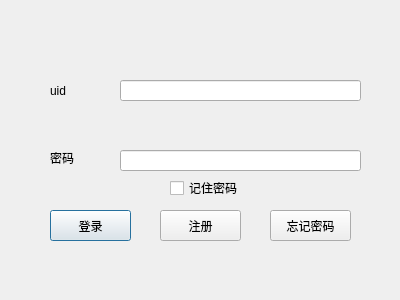
Old version of the form Clinet/yuanLiTalk/dialog.ui in the repository StarGazerUmaLuvBai/YuanLiTalk-Clinet.
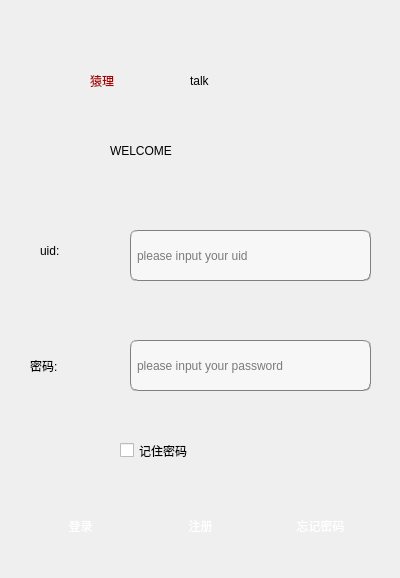
New version of the form. Icons and pictures are not drawn.

Diff of the .ui file:
```diff
--- a/Clinet/yuanLiTalk/dialog.ui
+++ b/Clinet/yuanLiTalk/dialog.ui
@@ -7,21 +7,35 @@
     <x>0</x>
     <y>0</y>
     <width>400</width>
-    <height>300</height>
+    <height>578</height>
    </rect>
   </property>
   <property name="windowTitle">
    <string>Dialog</string>
   </property>
+  <property name="styleSheet">
+   <string notr="true">#Dialog{
+border-image: url(:/img/13.jpg);}</string>
+  </property>
   <widget class="QPushButton" name="pushButton">
    <property name="geometry">
     <rect>
-     <x>50</x>
-     <y>210</y>
-     <width>81</width>
+     <x>30</x>
+     <y>510</y>
+     <width>101</width>
      <height>31</height>
     </rect>
    </property>
+   <property name="styleSheet">
+    <string notr="true">background-color: qlineargradient(spread:pad, x1:0.52, y1:1, x2:0.54, y2:0, 
+stop:0.0112994 rgba(64, 145, 252, 255), 
+stop:1 rgba(255, 255, 255, 255));
+color: rgb(255, 255, 255);
+ 
+border:0px groove gray;border-radius:
+7px;padding:2px 4px;
+font: 14pt &quot;华文楷体&quot;;</string>
+   </property>
    <property name="text">
     <string>登录</string>
    </property>
@@ -29,12 +43,22 @@
   <widget class="QPushButton" name="pushButton_2">
    <property name="geometry">
     <rect>
-     <x>160</x>
-     <y>210</y>
-     <width>81</width>
+     <x>150</x>
+     <y>510</y>
+     <width>101</width>
      <height>31</height>
     </rect>
    </property>
+   <property name="styleSheet">
+    <string notr="true">background-color: qlineargradient(spread:pad, x1:0.52, y1:1, x2:0.54, y2:0, 
+stop:0.0112994 rgba(64, 145, 252, 255), 
+stop:1 rgba(255, 255, 255, 255));
+color: rgb(255, 255, 255);
+ 
+border:0px groove gray;border-radius:
+7px;padding:2px 4px;
+font: 14pt &quot;华文楷体&quot;;</string>
+   </property>
    <property name="text">
     <string>注册</string>
    </property>
@@ -42,61 +66,91 @@
   <widget class="QLabel" name="label">
    <property name="geometry">
     <rect>
-     <x>50</x>
-     <y>80</y>
-     <width>61</width>
-     <height>21</height>
+     <x>40</x>
+     <y>230</y>
+     <width>91</width>
+     <height>41</height>
     </rect>
    </property>
+   <property name="styleSheet">
+    <string notr="true">font: 22pt &quot;华文隶书&quot;;
+</string>
+   </property>
    <property name="text">
-    <string>uid</string>
+    <string>uid:</string>
    </property>
   </widget>
   <widget class="QLineEdit" name="lineEdit">
    <property name="geometry">
     <rect>
-     <x>120</x>
-     <y>80</y>
+     <x>130</x>
+     <y>230</y>
      <width>241</width>
-     <height>21</height>
+     <height>51</height>
     </rect>
    </property>
+   <property name="styleSheet">
+    <string notr="true">background-color: rgb(247, 247, 247);
+border:1px groove gray;border-radius:
+7px;padding:2px 4px;
+font: 10pt &quot;Candara&quot;;</string>
+   </property>
+   <property name="placeholderText">
+    <string>please input your uid</string>
+   </property>
   </widget>
   <widget class="QLabel" name="label_2">
    <property name="geometry">
     <rect>
-     <x>50</x>
-     <y>150</y>
-     <width>31</width>
-     <height>16</height>
+     <x>30</x>
+     <y>340</y>
+     <width>91</width>
+     <height>51</height>
     </rect>
    </property>
+   <property name="styleSheet">
+    <string notr="true">font: 22pt &quot;华文隶书&quot;;
+</string>
+   </property>
    <property name="text">
-    <string>密码</string>
+    <string>密码:</string>
    </property>
   </widget>
   <widget class="QLineEdit" name="lineEdit_2">
    <property name="geometry">
     <rect>
-     <x>120</x>
-     <y>150</y>
+     <x>130</x>
+     <y>340</y>
      <width>241</width>
-     <height>21</height>
+     <height>51</height>
     </rect>
    </property>
+   <property name="styleSheet">
+    <string notr="true">background-color: rgb(247, 247, 247);
+border:1px groove gray;border-radius:
+7px;padding:2px 4px;
+font: 10pt &quot;Candara&quot;;</string>
+   </property>
    <property name="echoMode">
     <enum>QLineEdit::Password</enum>
    </property>
+   <property name="placeholderText">
+    <string>please input your password</string>
+   </property>
   </widget>
   <widget class="QCheckBox" name="rememberPassword">
    <property name="geometry">
     <rect>
-     <x>170</x>
-     <y>180</y>
-     <width>71</width>
-     <height>16</height>
+     <x>120</x>
+     <y>430</y>
+     <width>181</width>
+     <height>41</height>
     </rect>
    </property>
+   <property name="styleSheet">
+    <string notr="true">font: 22pt &quot;华文隶书&quot;;
+</string>
+   </property>
    <property name="text">
     <string>记住密码</string>
    </property>
@@ -105,15 +159,75 @@
    <property name="geometry">
     <rect>
      <x>270</x>
-     <y>210</y>
-     <width>81</width>
+     <y>510</y>
+     <width>101</width>
      <height>31</height>
     </rect>
    </property>
+   <property name="styleSheet">
+    <string notr="true">background-color: qlineargradient(spread:pad, x1:0.52, y1:1, x2:0.54, y2:0, 
+stop:0.0112994 rgba(64, 145, 252, 255), 
+stop:1 rgba(255, 255, 255, 255));
+color: rgb(255, 255, 255);
+ 
+border:0px groove gray;border-radius:
+7px;padding:2px 4px;
+font: 14pt &quot;华文楷体&quot;;</string>
+   </property>
    <property name="text">
     <string>忘记密码</string>
    </property>
   </widget>
+  <widget class="QLabel" name="label_4">
+   <property name="geometry">
+    <rect>
+     <x>110</x>
+     <y>100</y>
+     <width>161</width>
+     <height>101</height>
+    </rect>
+   </property>
+   <property name="styleSheet">
+    <string notr="true">font: 20pt &quot;Curlz MT&quot;;</string>
+   </property>
+   <property name="text">
+    <string>WELCOME</string>
+   </property>
+  </widget>
+  <widget class="QLabel" name="label_5">
+   <property name="geometry">
+    <rect>
+     <x>190</x>
+     <y>50</y>
+     <width>131</width>
+     <height>61</height>
+    </rect>
+   </property>
+   <property name="styleSheet">
+    <string notr="true">font: 36pt &quot;华文隶书&quot;;</string>
+   </property>
+   <property name="text">
+    <string>talk</string>
+   </property>
+  </widget>
+  <widget class="QLabel" name="label_3">
+   <property name="geometry">
+    <rect>
+     <x>90</x>
+     <y>50</y>
+     <width>181</width>
+     <height>61</height>
+    </rect>
+   </property>
+   <property name="styleSheet">
+    <string notr="true">
+font: 32pt &quot;华文新魏&quot;;
+color: rgb(170, 0, 0);</string>
+   </property>
+   <property name="text">
+    <string>猿理</string>
+   </property>
+  </widget>
  </widget>
  <layoutdefault spacing="6" margin="11"/>
  <resources/>
```
